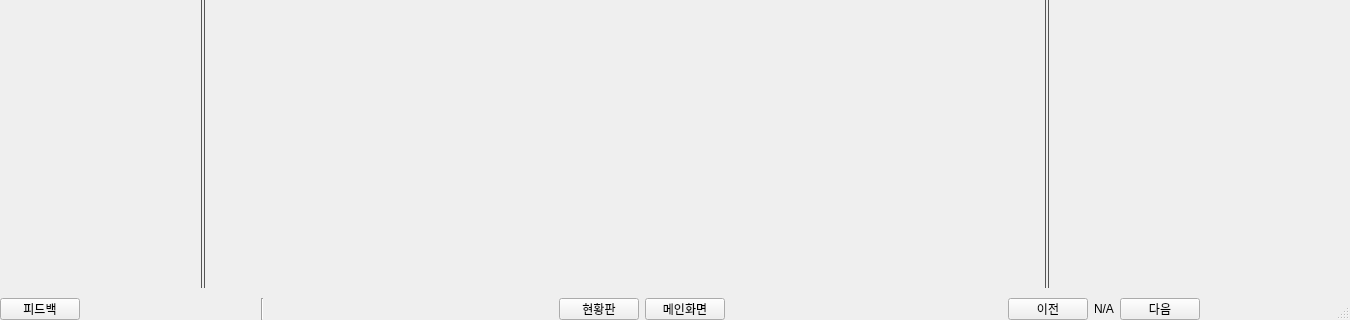
First picture: the form in ui/main_window.ui, repository Glen-Lee-glitch/new_viewer, before the edit; both pictures show x 0 to 1350 and y 480 to 800 of the 1350 by 800 pixel window.
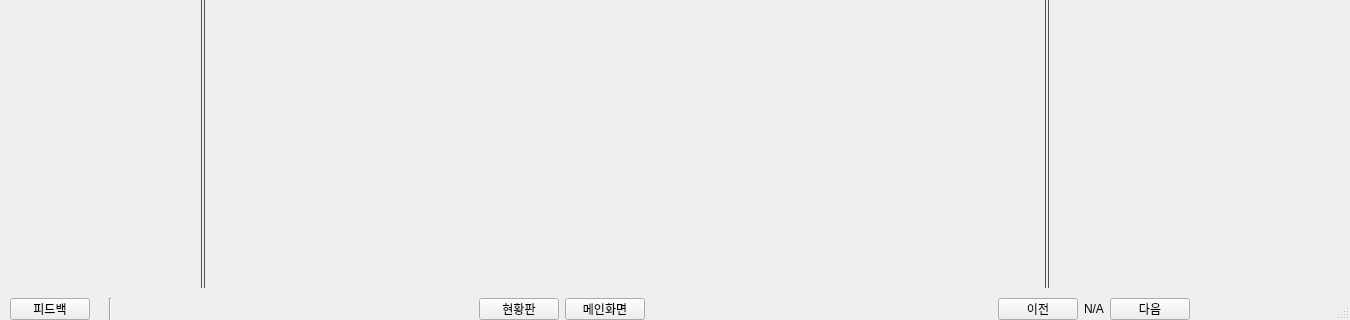
Second picture: the form after the edit.

Commit message: feat: main_window 하단 네비게이션 레이아웃 조정

```diff
--- a/ui/main_window.ui
+++ b/ui/main_window.ui
@@ -207,13 +207,13 @@
     </property>
     <layout class="QHBoxLayout" name="ui_nav_layout">
      <property name="leftMargin">
-      <number>0</number>
+      <number>10</number>
      </property>
      <property name="topMargin">
       <number>0</number>
      </property>
      <property name="rightMargin">
-      <number>0</number>
+      <number>10</number>
      </property>
      <property name="bottomMargin">
       <number>0</number>
@@ -227,19 +227,6 @@
          </property>
         </widget>
        </item>
-       <item>
-        <spacer name="horizontalSpacer_2">
-         <property name="orientation">
-          <enum>Qt::Orientation::Horizontal</enum>
-         </property>
-         <property name="sizeHint" stdset="0">
-          <size>
-           <width>40</width>
-           <height>20</height>
-          </size>
-         </property>
-        </spacer>
-       </item>
        <item>
         <widget class="QLabel" name="database_updated_time_label">
          <property name="text">
@@ -282,6 +269,8 @@
        </property>
       </spacer>
      </item>
+     <item>
+      <layout class="QHBoxLayout" name="center_nav_layout">
      <item>
       <widget class="QPushButton" name="pushButton_worker_progress">
        <property name="text">
@@ -296,6 +285,8 @@
        </property>
       </widget>
      </item>
+      </layout>
+     </item>
      <item>
       <spacer name="ui_nav_spacer">
        <property name="orientation">
@@ -309,6 +300,8 @@
        </property>
       </spacer>
      </item>
+     <item>
+      <layout class="QHBoxLayout" name="right_page_layout">
      <item>
       <widget class="QPushButton" name="ui_push_button_prev">
        <property name="text">
@@ -321,6 +314,9 @@
        <property name="text">
         <string>N/A</string>
        </property>
+         <property name="alignment">
+          <set>Qt::AlignCenter</set>
+         </property>
       </widget>
      </item>
      <item>
@@ -329,6 +325,8 @@
         <string>다음</string>
        </property>
       </widget>
+       </item>
+      </layout>
      </item>
     </layout>
    </widget>
```
Left out of the diff: 6 changed lines with no effect on the pictures. Lines whose indentation alone changed are shown as unchanged. The commit also changes 1 other file.
